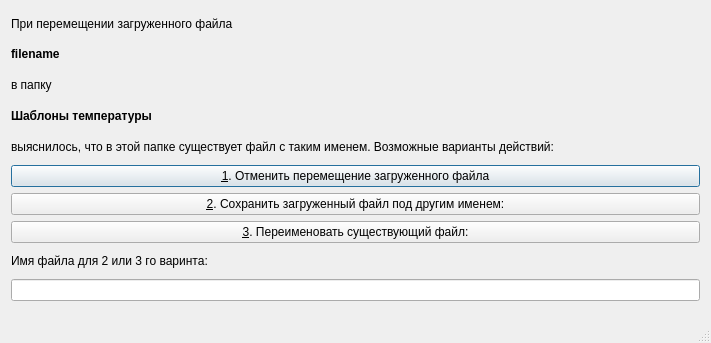
The window that ask_for_rename_form.ui (corvinalive/CalManager) describes before a commit, drawn with Qt 5.
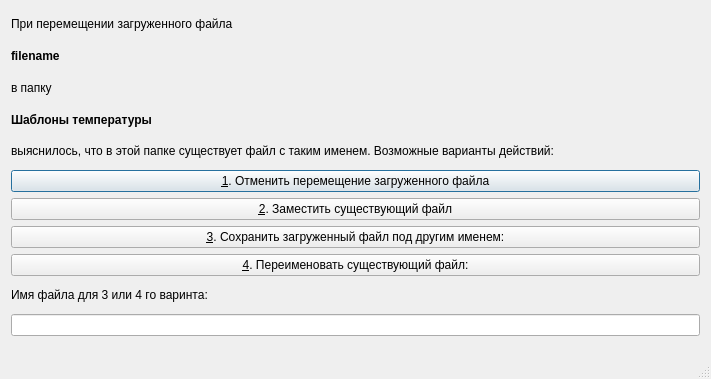
The same window after the commit.

Commit message: Слепок с релиза

```diff
--- a/ask_for_rename_form.ui
+++ b/ask_for_rename_form.ui
@@ -7,7 +7,7 @@
     <x>0</x>
     <y>0</y>
     <width>711</width>
-    <height>343</height>
+    <height>379</height>
    </rect>
   </property>
   <property name="windowTitle">
@@ -73,37 +73,44 @@
        </property>
       </widget>
      </item>
-     <item row="6" column="0">
-      <widget class="QPushButton" name="RenameNewpushButton">
-       <property name="text">
-        <string>&amp;2. Сохранить загруженный файл под другим именем:</string>
-       </property>
-      </widget>
-     </item>
      <item row="7" column="0">
+      <widget class="QPushButton" name="RenameNewpushButton">
+       <property name="text">
+        <string>&amp;3. Сохранить загруженный файл под другим именем:</string>
+       </property>
+      </widget>
+     </item>
+     <item row="8" column="0">
       <widget class="QPushButton" name="RenameOldpushButton">
        <property name="text">
-        <string>&amp;3. Переименовать существующий файл:</string>
+        <string>&amp;4. Переименовать существующий файл:</string>
        </property>
       </widget>
      </item>
-     <item row="9" column="0">
+     <item row="10" column="0">
       <widget class="QLineEdit" name="lineEdit"/>
      </item>
-     <item row="8" column="0">
+     <item row="9" column="0">
       <widget class="QLabel" name="label_6">
        <property name="text">
-        <string>Имя файла для 2 или 3 го варинта:</string>
+        <string>Имя файла для 3 или 4 го варинта:</string>
        </property>
       </widget>
      </item>
-     <item row="10" column="0">
+     <item row="11" column="0">
       <widget class="QLabel" name="label">
        <property name="text">
         <string/>
        </property>
       </widget>
      </item>
+     <item row="6" column="0">
+      <widget class="QPushButton" name="ReplacepushButton">
+       <property name="text">
+        <string>&amp;2. Заместить существующий файл</string>
+       </property>
+      </widget>
+     </item>
     </layout>
    </item>
   </layout>
```
